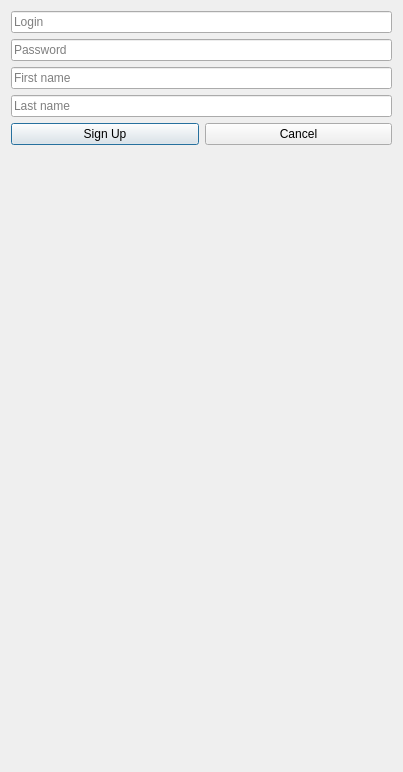
Qt form registration.ui (Knigan/Qt-Messenger) before a commit.
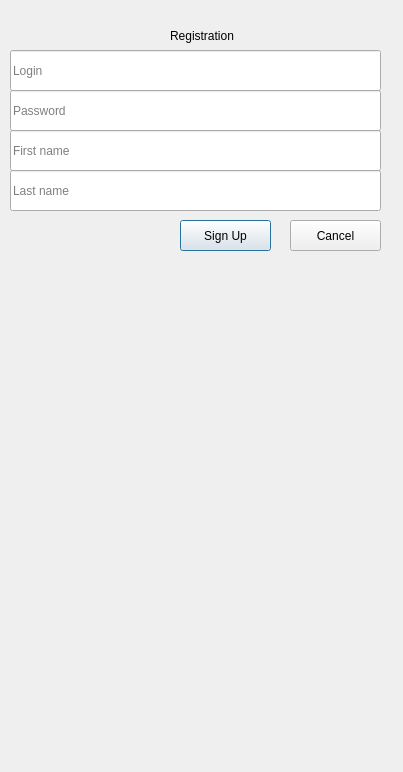
The same form after that commit.

What changed in the file:
```diff
--- a/registration.ui
+++ b/registration.ui
@@ -13,9 +13,15 @@
   <property name="windowTitle">
    <string>Dialog</string>
   </property>
-  <layout class="QGridLayout" name="gridLayout">
-   <item row="1" column="0" colspan="2">
     <widget class="QLineEdit" name="PasswordLineEdit">
+   <property name="geometry">
+    <rect>
+     <x>10</x>
+     <y>90</y>
+     <width>371</width>
+     <height>41</height>
+    </rect>
+   </property>
      <property name="text">
       <string/>
      </property>
@@ -26,23 +32,41 @@
       <string>Password</string>
      </property>
     </widget>
-   </item>
-   <item row="5" column="0" colspan="2">
     <widget class="QLabel" name="ErrorLabel">
+   <property name="geometry">
+    <rect>
+     <x>10</x>
+     <y>270</y>
+     <width>371</width>
+     <height>41</height>
+    </rect>
+   </property>
      <property name="text">
       <string/>
      </property>
     </widget>
-   </item>
-   <item row="4" column="0">
     <widget class="QPushButton" name="SignUpButton">
+   <property name="geometry">
+    <rect>
+     <x>180</x>
+     <y>220</y>
+     <width>91</width>
+     <height>31</height>
+    </rect>
+   </property>
      <property name="text">
       <string>Sign Up</string>
      </property>
     </widget>
-   </item>
-   <item row="2" column="0" colspan="2">
     <widget class="QLineEdit" name="FirstNameLineEdit">
+   <property name="geometry">
+    <rect>
+     <x>10</x>
+     <y>130</y>
+     <width>371</width>
+     <height>41</height>
+    </rect>
+   </property>
      <property name="text">
       <string/>
      </property>
@@ -50,29 +74,58 @@
       <string>First name</string>
      </property>
     </widget>
-   </item>
-   <item row="0" column="0" colspan="2">
     <widget class="QLineEdit" name="LoginLineEdit">
+   <property name="geometry">
+    <rect>
+     <x>10</x>
+     <y>50</y>
+     <width>371</width>
+     <height>41</height>
+    </rect>
+   </property>
      <property name="placeholderText">
       <string>Login</string>
      </property>
     </widget>
-   </item>
-   <item row="3" column="0" colspan="2">
     <widget class="QLineEdit" name="LastNameLineEdit">
+   <property name="geometry">
+    <rect>
+     <x>10</x>
+     <y>170</y>
+     <width>371</width>
+     <height>41</height>
+    </rect>
+   </property>
      <property name="placeholderText">
       <string>Last name</string>
      </property>
     </widget>
-   </item>
-   <item row="4" column="1">
     <widget class="QPushButton" name="CancelButton">
+   <property name="geometry">
+    <rect>
+     <x>290</x>
+     <y>220</y>
+     <width>91</width>
+     <height>31</height>
+    </rect>
+   </property>
      <property name="text">
       <string>Cancel</string>
      </property>
     </widget>
-   </item>
-  </layout>
+  <widget class="QLabel" name="label">
+   <property name="geometry">
+    <rect>
+     <x>170</x>
+     <y>20</y>
+     <width>71</width>
+     <height>31</height>
+    </rect>
+   </property>
+   <property name="text">
+    <string>Registration</string>
+   </property>
+  </widget>
  </widget>
  <resources/>
  <connections/>
```
Lines whose indentation alone changed are shown as unchanged.
